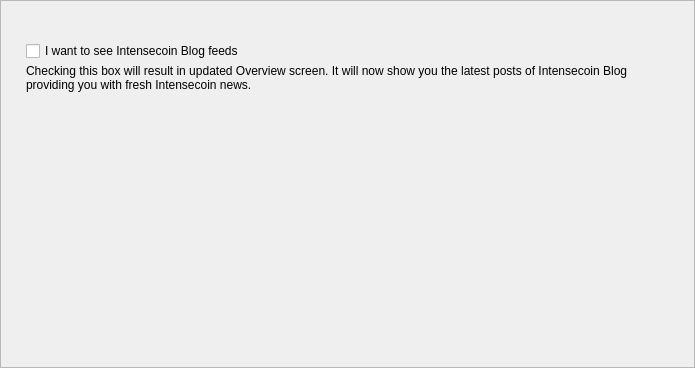
First picture: the form in src/Gui/Options/PrivacyFrame.ui, repository coinchangemarket/coinchange-gui, before the edit.
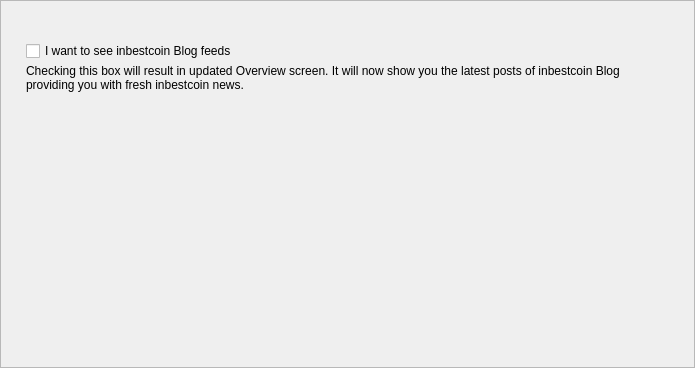
Second picture: the form after the edit. Custom widgets are drawn as their Qt base class.

```diff
--- a/src/Gui/Options/PrivacyFrame.ui
+++ b/src/Gui/Options/PrivacyFrame.ui
@@ -71,14 +71,14 @@
       <item>
        <widget class="QCheckBox" name="m_newsCheck">
         <property name="text">
-         <string>I want to see Intensecoin Blog feeds</string>
+         <string>I want to see inbestcoin Blog feeds</string>
         </property>
        </widget>
       </item>
       <item alignment="Qt::AlignTop">
        <widget class="WalletGui::WalletSmallGrayTextLabel" name="m_embeddedHelperLabel">
         <property name="text">
-         <string>Checking this box will result in updated Overview screen. It will now show you the latest posts of Intensecoin Blog providing you with fresh Intensecoin news.</string>
+         <string>Checking this box will result in updated Overview screen. It will now show you the latest posts of inbestcoin Blog providing you with fresh inbestcoin news.</string>
         </property>
         <property name="alignment">
          <set>Qt::AlignLeading|Qt::AlignLeft|Qt::AlignTop</set>
```
